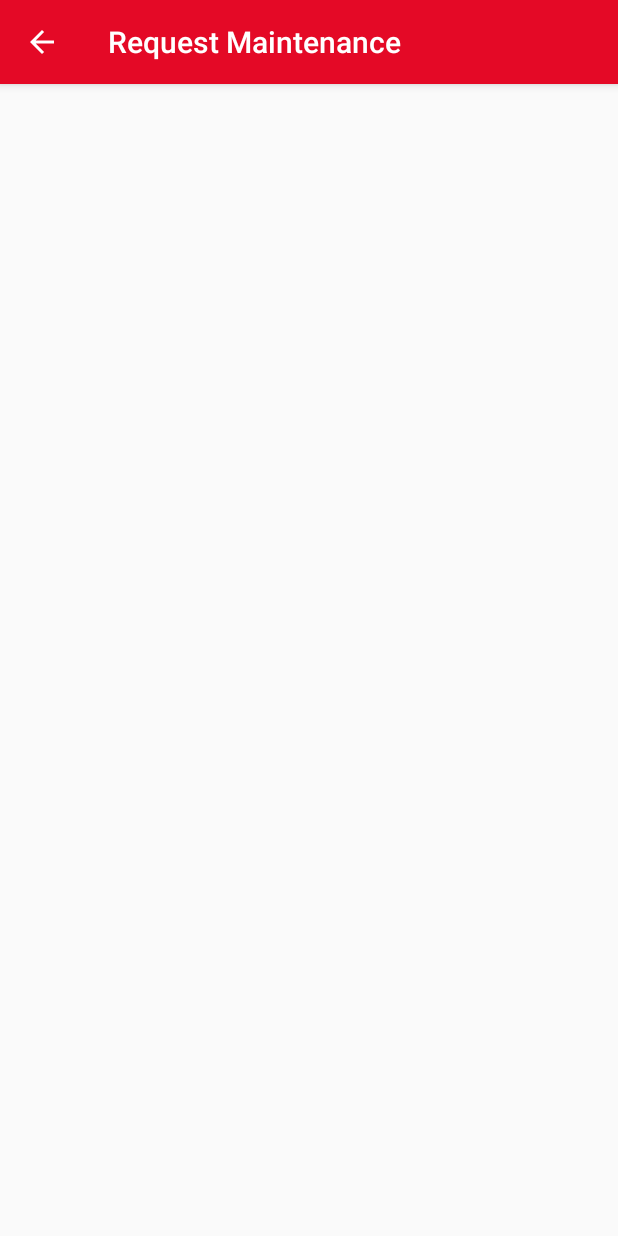
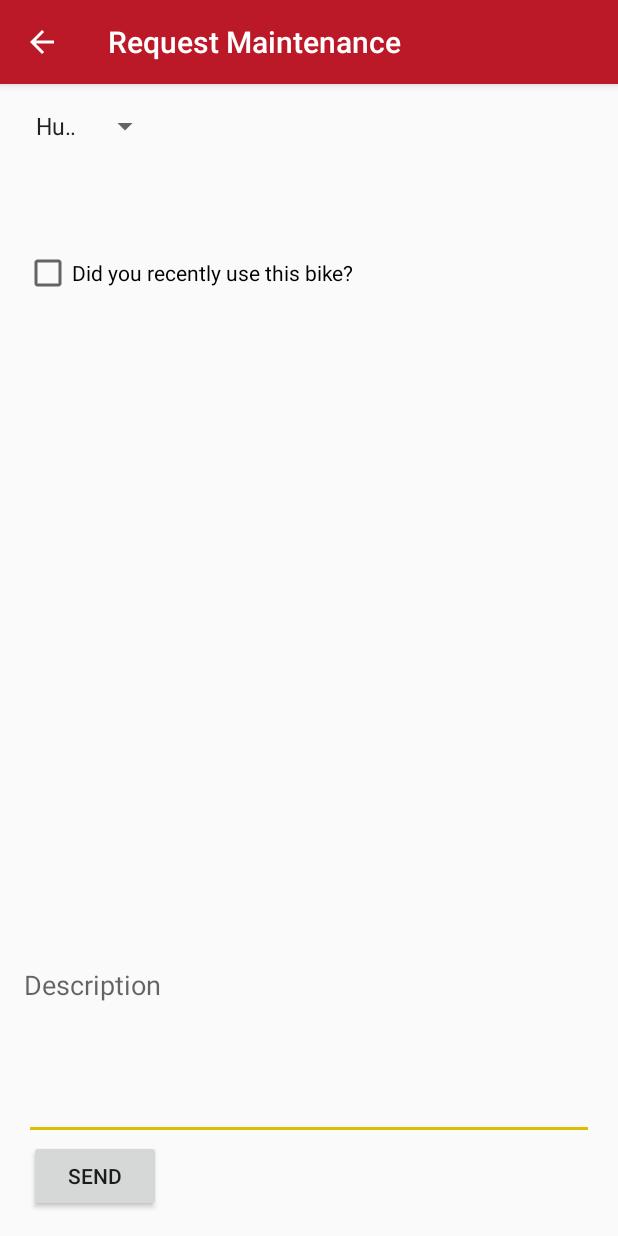
Before and after one commit to elliottmb/409prototypes, an Android app: the Maintenance screen opened directly, with no data from a screen before it, on a phone screen of 412 x 824 dp. Run offline under Robolectric (Android 15) with nearby library versions, the phone set to English and light mode, and no system bars.

Commit message:
More things
More things

```diff
--- a/BikeShare/app/src/main/java/edu/iastate/bikeshare/Maintenance.java
+++ b/BikeShare/app/src/main/java/edu/iastate/bikeshare/Maintenance.java
@@ -2,8 +2,11 @@ package edu.iastate.bikeshare;
 
 import android.support.v7.app.AppCompatActivity;
 import android.os.Bundle;
+import android.widget.Spinner;
 
 public class Maintenance extends AppCompatActivity {
+
+    private Spinner spin;
 
     @Override
     protected void onCreate(Bundle savedInstanceState) {
@@ -11,5 +14,6 @@ public class Maintenance extends AppCompatActivity {
         getSupportActionBar().setDisplayHomeAsUpEnabled(true);
         getSupportActionBar().setTitle("Request Maintenance");
         setContentView(R.layout.activity_maintenance);
+        spin = (Spinner) findViewById(R.id.spinner);
     }
 }
--- a/BikeShare/app/src/main/res/layout/activity_maintenance.xml
+++ b/BikeShare/app/src/main/res/layout/activity_maintenance.xml
@@ -7,4 +7,50 @@
     android:paddingBottom="@dimen/activity_vertical_margin"
     tools:context="edu.iastate.bikeshare.Maintenance">
 
+    <TextView
+        android:layout_width="wrap_content"
+        android:layout_height="wrap_content"
+        android:textAppearance="?android:attr/textAppearanceMedium"
+        android:text="@string/descrition"
+        android:id="@+id/textView2"
+        android:layout_above="@+id/editText"
+        android:layout_alignParentLeft="true"
+        android:layout_alignParentStart="true"
+        android:layout_marginBottom="35dp" />
+
+    <Spinner
+        android:layout_width="wrap_content"
+        android:layout_height="wrap_content"
+        android:id="@+id/spinner"
+        android:layout_alignParentTop="true"
+        android:entries="@array/spinnerthings"
+        android:layout_alignRight="@+id/textView2"
+        android:layout_alignEnd="@+id/textView2" />
+
+    <Button
+        android:layout_width="wrap_content"
+        android:layout_height="wrap_content"
+        android:text="@string/maintenance"
+        android:id="@+id/button"
+        android:layout_alignParentBottom="true"
+        android:layout_alignRight="@+id/spinner"
+        android:layout_alignEnd="@+id/spinner" />
+
+    <EditText
+        android:layout_width="fill_parent"
+        android:layout_height="@dimen/abc_action_bar_default_height_material"
+        android:id="@+id/editText"
+        android:layout_above="@+id/button"
+        android:layout_alignParentLeft="true"
+        android:layout_alignParentStart="true" />
+
+    <CheckBox
+        android:layout_width="wrap_content"
+        android:layout_height="wrap_content"
+        android:text="@string/check"
+        android:id="@+id/checkBox"
+        android:layout_below="@+id/spinner"
+        android:layout_alignParentLeft="true"
+        android:layout_alignParentStart="true"
+        android:layout_marginTop="70dp" />
 </RelativeLayout>
--- a/BikeShare/app/src/main/res/layout/activity_move__requests.xml
+++ b/BikeShare/app/src/main/res/layout/activity_move__requests.xml
@@ -7,4 +7,9 @@
     android:paddingBottom="@dimen/activity_vertical_margin"
     tools:context="edu.iastate.bikeshare.Move_Requests">
 
+    <LinearLayout
+        android:orientation="vertical"
+        android:layout_width="match_parent"
+        android:layout_height="match_parent"
+        android:id="@+id/linearLayout"></LinearLayout>
 </RelativeLayout>
--- /dev/null
+++ b/BikeShare/app/src/main/res/values/arrays.xml
@@ -0,0 +1,9 @@
+<?xml version="1.0" encoding="utf-8"?>
+<resources>
+
+    <string-array name="spinnerthings">
+        <item>Hub 1</item>
+        <item>Hub 2</item>
+        <item>Hub 3</item>
+    </string-array>
+</resources>
--- a/BikeShare/app/src/main/res/values/colors.xml
+++ b/BikeShare/app/src/main/res/values/colors.xml
@@ -1,6 +1,6 @@
 <?xml version="1.0" encoding="utf-8"?>
 <resources>
-    <color name="colorPrimary">#e40926</color>
-    <color name="colorPrimaryDark">#e40926</color>
-    <color name="colorAccent">#FF4081</color>
+    <color name="colorPrimary">#bb1928</color>
+    <color name="colorPrimaryDark">#9e1622</color>
+    <color name="colorAccent">#dfbe02</color>
 </resources>
--- a/BikeShare/app/src/main/res/values/strings.xml
+++ b/BikeShare/app/src/main/res/values/strings.xml
@@ -25,4 +25,8 @@
     <string name="title_activity_navigation__menu">Navigation_Menu</string>
     <string name="drawer_open">Open navigation drawer</string>
     <string name="drawer_close">Close navigation drawer</string>
+    <string name="descrition">Description</string>
+    <string name="maintenance">Send</string>
+    <string name="check">Did you recently use this bike?</string>
+    <string name="account">Delete Account</string>
 </resources>
```
Also changed, not shown: BikeShare/app/src/main/java/edu/iastate/bikeshare/Move_Requests.java (+17 -0 lines), BikeShare/app/src/main/res/layout/activity_account.xml (+10 -0 lines), BikeShare/app/src/main/res/layout/activity_hub__details.xml (+0 -7 lines), 2 other files.
